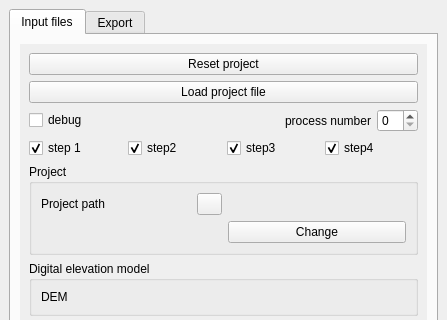
First picture: the form in hrudelin_dockwidget_base.ui, repository inrae/hru-delin-qgis, before the edit; both pictures show x 0 to 447 and y 0 to 320 of the 447 by 740 pixel window.
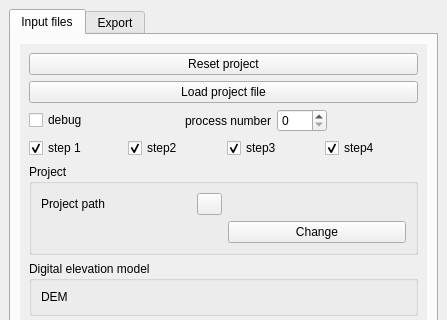
Second picture: the form after the edit. Custom widgets are drawn as their Qt base class.

Diff of the .ui file:
```diff
--- a/hrudelin_dockwidget_base.ui
+++ b/hrudelin_dockwidget_base.ui
@@ -114,7 +114,27 @@
                </widget>
               </item>
               <item>
-               <widget class="QSpinBox" name="nbProcessSpin"/>
+               <widget class="QSpinBox" name="nbProcessSpin">
+                <property name="minimumSize">
+                 <size>
+                  <width>50</width>
+                  <height>0</height>
+                 </size>
+                </property>
+               </widget>
+              </item>
+              <item>
+               <spacer name="horizontalSpacer_2">
+                <property name="orientation">
+                 <enum>Qt::Horizontal</enum>
+                </property>
+                <property name="sizeHint" stdset="0">
+                 <size>
+                  <width>40</width>
+                  <height>20</height>
+                 </size>
+                </property>
+               </spacer>
               </item>
              </layout>
             </item>
```
